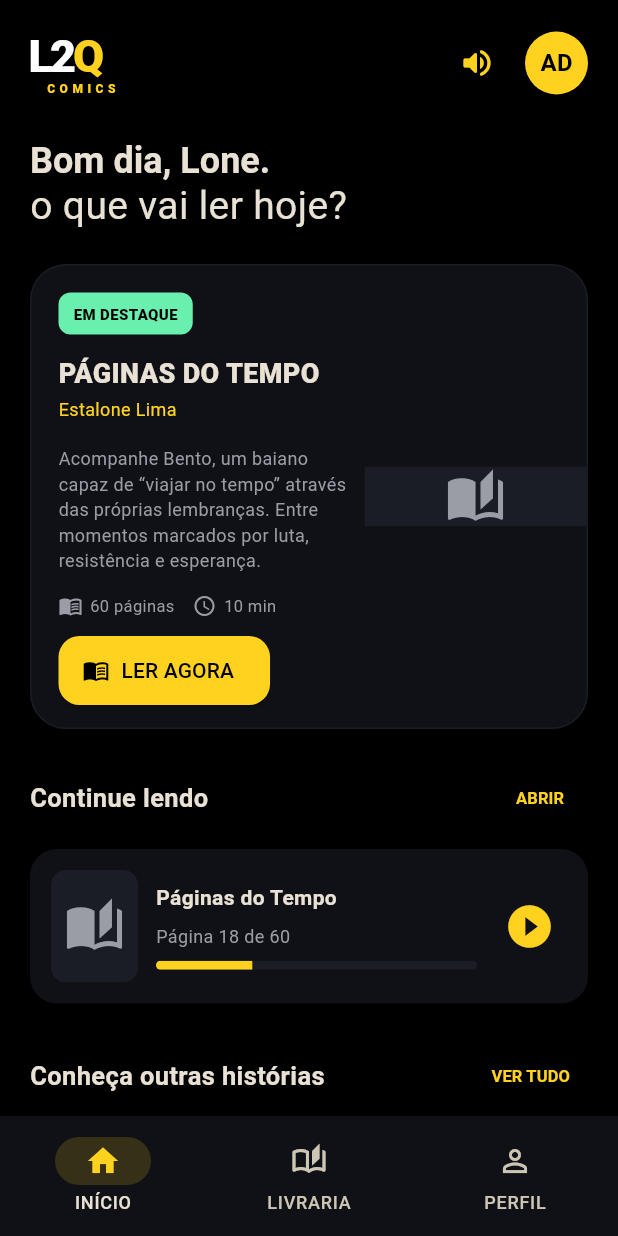
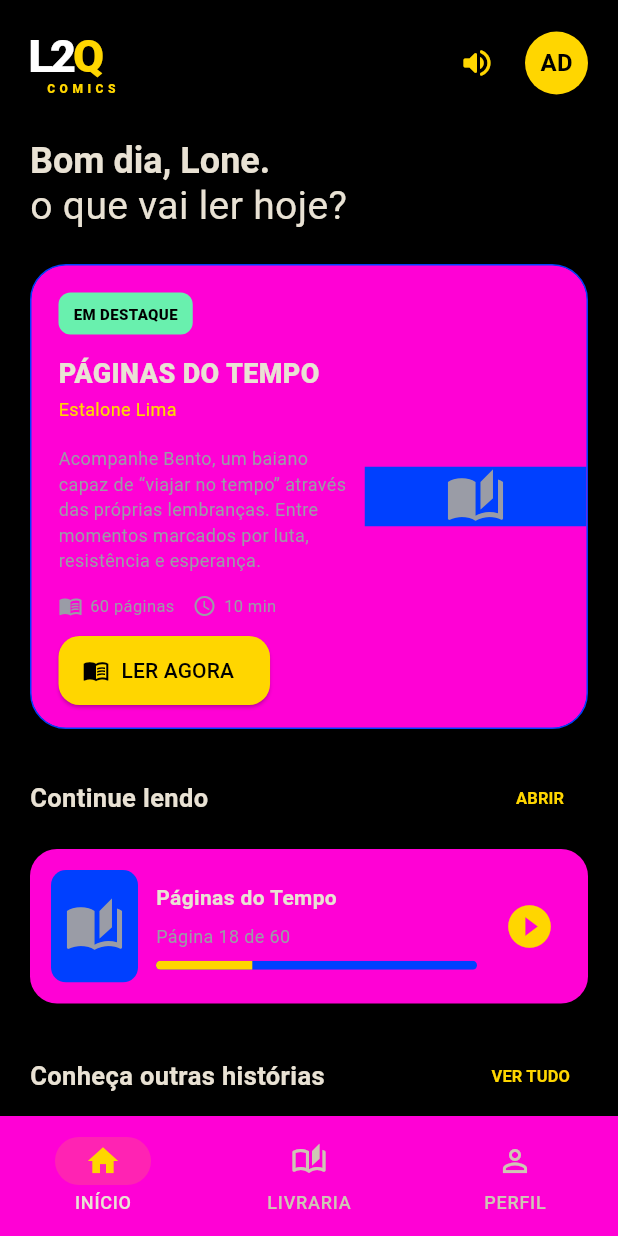
Before and after one commit to Kbakz/l20_comic, a Flutter app: the screen it shows after launch, on a phone screen of 412 x 824 dp. Run offline on Flutter 3.47's test engine with Material 3 defaults, Android fonts, the phone set to English and light mode, and no system bars; network calls fail; Roboto replaces fonts that are missing (Arial).

Commit message:
ajust colors

```diff
--- a/lib/widgets/common.dart
+++ b/lib/widgets/common.dart
@@ -1,9 +1,9 @@
 import 'package:flutter/material.dart';
 import 'package:l20_comic/models/comic.dart';
 
-const Color appYellow = Color(0xFFFFD21F);
-const Color appSurface = Color(0xFF101116);
-const Color appSurfaceAlt = Color(0xFF1A1D26);
+const Color appYellow = Color(0xFFFFD600);
+const Color appSurface = Color.fromARGB(255, 255, 1, 213);
+const Color appSurfaceAlt = Color.fromARGB(255, 0, 64, 255);
 const Color appMuted = Color(0xFF9A9CA6);
 
 class Logo extends StatelessWidget {
```
Also changed, not shown: assets/logo/L20 COMICS SF.png (added).
